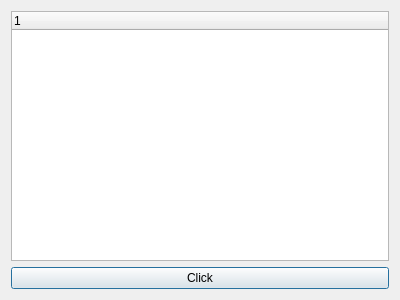
Above: qt021/dialog.ui from ggurbet/qtexamples before the change. Below: the same form after it.
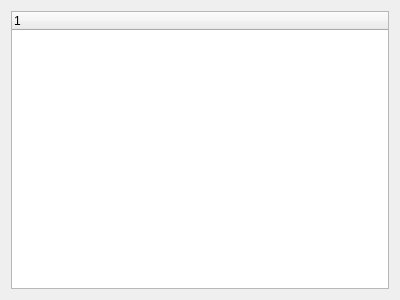
That is the form after the change.

Commit message: Removed unused button

The edit to the form file:
```diff
--- a/qt021/dialog.ui
+++ b/qt021/dialog.ui
@@ -23,13 +23,6 @@
      </column>
     </widget>
    </item>
-   <item>
-    <widget class="QPushButton" name="pushButton">
-     <property name="text">
-      <string>Click</string>
-     </property>
-    </widget>
-   </item>
   </layout>
  </widget>
  <layoutdefault spacing="6" margin="11"/>
```
